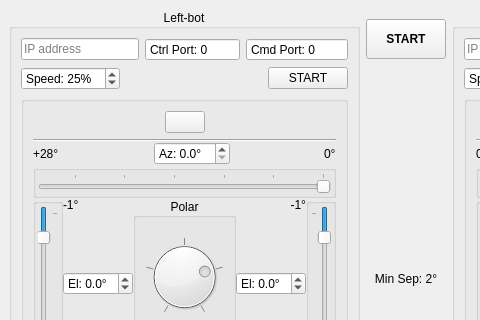
Above: mainwindow.ui from rookidroid/armstrong before the change; both pictures show x 0 to 480 and y 0 to 320 of the 813 by 523 pixel window. Below: the same form after it.
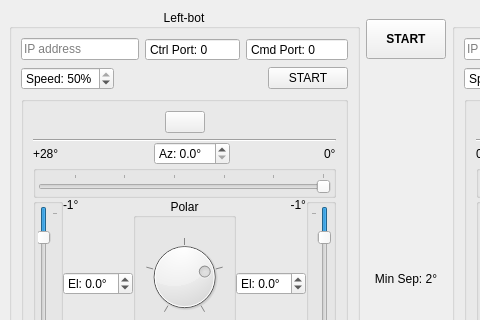
That is the form after the change. Icons and pictures are not drawn.

```diff
--- a/mainwindow.ui
+++ b/mainwindow.ui
@@ -99,10 +99,10 @@
               <double>10.000000000000000</double>
              </property>
              <property name="maximum">
-              <double>100.000000000000000</double>
+              <double>50.000000000000000</double>
              </property>
              <property name="value">
-              <double>25.000000000000000</double>
+              <double>50.000000000000000</double>
              </property>
             </widget>
            </item>
```
